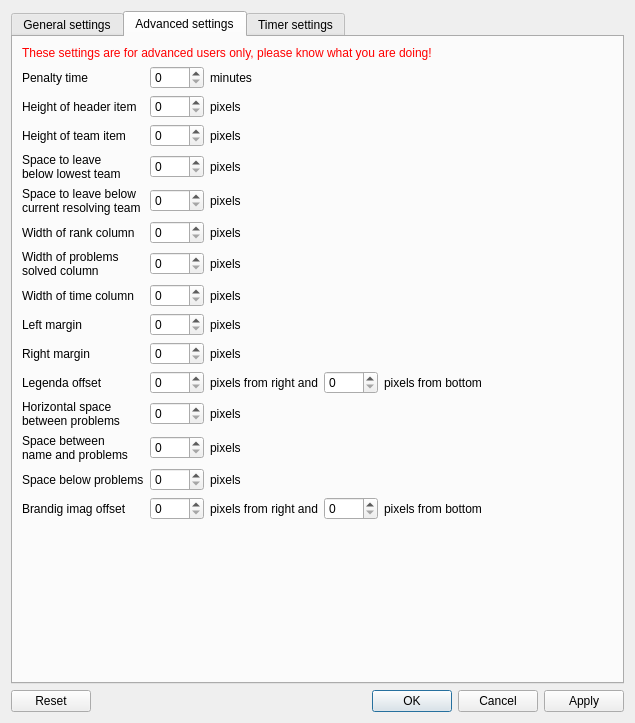
The window that settingsdialog.ui (DOMjudge/DOMjura) describes before a commit, drawn with Qt 5.
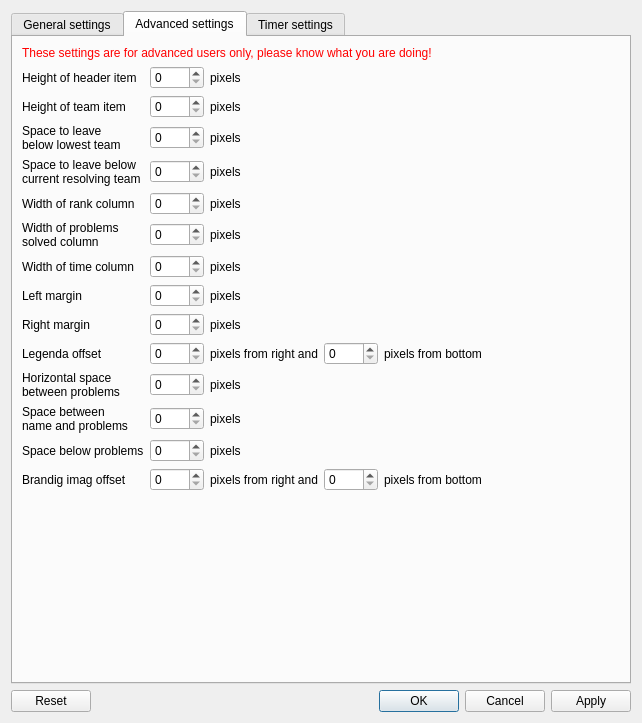
The same window after the commit.

Patch:
```diff
--- a/settingsdialog.ui
+++ b/settingsdialog.ui
@@ -6,7 +6,7 @@
    <rect>
     <x>0</x>
     <y>0</y>
-    <width>635</width>
+    <width>642</width>
     <height>723</height>
    </rect>
   </property>
@@ -290,51 +290,13 @@
         </widget>
        </item>
        <item row="1" column="0">
-        <widget class="QLabel" name="label_9">
-         <property name="text">
-          <string>Penalty time</string>
-         </property>
-        </widget>
-       </item>
-       <item row="1" column="1">
-        <layout class="QHBoxLayout" name="horizontalLayout_7">
-         <item>
-          <widget class="QSpinBox" name="spinBoxPenalty">
-           <property name="maximum">
-            <number>9999</number>
-           </property>
-          </widget>
-         </item>
-         <item>
-          <widget class="QLabel" name="label_10">
-           <property name="text">
-            <string>minutes</string>
-           </property>
-          </widget>
-         </item>
-         <item>
-          <spacer name="horizontalSpacer_5">
-           <property name="orientation">
-            <enum>Qt::Horizontal</enum>
-           </property>
-           <property name="sizeHint" stdset="0">
-            <size>
-             <width>40</width>
-             <height>20</height>
-            </size>
-           </property>
-          </spacer>
-         </item>
-        </layout>
-       </item>
-       <item row="2" column="0">
         <widget class="QLabel" name="label_11">
          <property name="text">
           <string>Height of header item</string>
          </property>
         </widget>
        </item>
-       <item row="2" column="1">
+       <item row="1" column="1">
         <layout class="QHBoxLayout" name="horizontalLayout_8">
          <item>
           <widget class="QSpinBox" name="spinBoxHeaderHeight">
@@ -365,14 +327,14 @@
          </item>
         </layout>
        </item>
-       <item row="3" column="0">
+       <item row="2" column="0">
         <widget class="QLabel" name="label_12">
          <property name="text">
           <string>Height of team item</string>
          </property>
         </widget>
        </item>
-       <item row="3" column="1">
+       <item row="2" column="1">
         <layout class="QHBoxLayout" name="horizontalLayout_9">
          <item>
           <widget class="QSpinBox" name="spinBoxTeamHeight">
@@ -403,7 +365,7 @@
          </item>
         </layout>
        </item>
-       <item row="4" column="0">
+       <item row="3" column="0">
         <widget class="QLabel" name="label_13">
          <property name="text">
           <string>Space to leave
@@ -411,7 +373,7 @@
          </property>
         </widget>
        </item>
-       <item row="4" column="1">
+       <item row="3" column="1">
         <layout class="QHBoxLayout" name="horizontalLayout_10">
          <item>
           <widget class="QSpinBox" name="spinBoxScrollBelowOffset">
@@ -442,7 +404,7 @@
          </item>
         </layout>
        </item>
-       <item row="5" column="0">
+       <item row="4" column="0">
         <widget class="QLabel" name="label_14">
          <property name="text">
           <string>Space to leave below
@@ -450,7 +412,7 @@
          </property>
         </widget>
        </item>
-       <item row="5" column="1">
+       <item row="4" column="1">
         <layout class="QHBoxLayout" name="horizontalLayout_11">
          <item>
           <widget class="QSpinBox" name="spinBoxResovOffset">
@@ -481,14 +443,14 @@
          </item>
         </layout>
        </item>
-       <item row="6" column="0">
+       <item row="5" column="0">
         <widget class="QLabel" name="label">
          <property name="text">
           <string>Width of rank column</string>
          </property>
         </widget>
        </item>
-       <item row="6" column="1">
+       <item row="5" column="1">
         <layout class="QHBoxLayout" name="horizontalLayout_12">
          <item>
           <widget class="QSpinBox" name="spinBoxRankWidth">
@@ -519,7 +481,7 @@
          </item>
         </layout>
        </item>
-       <item row="7" column="0">
+       <item row="6" column="0">
         <widget class="QLabel" name="label_15">
          <property name="text">
           <string>Width of problems
@@ -527,7 +489,7 @@
          </property>
         </widget>
        </item>
-       <item row="7" column="1">
+       <item row="6" column="1">
         <layout class="QHBoxLayout" name="horizontalLayout_13">
          <item>
           <widget class="QSpinBox" name="spinBoxSolvedWidth">
@@ -558,14 +520,14 @@
          </item>
         </layout>
        </item>
-       <item row="8" column="0">
+       <item row="7" column="0">
         <widget class="QLabel" name="label_16">
          <property name="text">
           <string>Width of time column</string>
          </property>
         </widget>
        </item>
-       <item row="8" column="1">
+       <item row="7" column="1">
         <layout class="QHBoxLayout" name="horizontalLayout_14">
          <item>
           <widget class="QSpinBox" name="spinBoxTimeWidth">
@@ -596,14 +558,14 @@
          </item>
         </layout>
        </item>
-       <item row="9" column="0">
+       <item row="8" column="0">
         <widget class="QLabel" name="label_17">
          <property name="text">
           <string>Left margin</string>
          </property>
         </widget>
        </item>
-       <item row="9" column="1">
+       <item row="8" column="1">
         <layout class="QHBoxLayout" name="horizontalLayout_15">
          <item>
           <widget class="QSpinBox" name="spinBoxLeftMargin">
@@ -634,14 +596,14 @@
          </item>
         </layout>
        </item>
-       <item row="10" column="0">
+       <item row="9" column="0">
         <widget class="QLabel" name="label_18">
          <property name="text">
           <string>Right margin</string>
          </property>
         </widget>
        </item>
-       <item row="10" column="1">
+       <item row="9" column="1">
         <layout class="QHBoxLayout" name="horizontalLayout_16">
          <item>
           <widget class="QSpinBox" name="spinBoxRightMargin">
@@ -672,14 +634,14 @@
          </item>
         </layout>
        </item>
-       <item row="11" column="0">
+       <item row="10" column="0">
         <widget class="QLabel" name="label_19">
          <property name="text">
           <string>Legenda offset</string>
          </property>
         </widget>
        </item>
-       <item row="11" column="1">
+       <item row="10" column="1">
         <layout class="QHBoxLayout" name="horizontalLayout_17">
          <item>
           <widget class="QSpinBox" name="spinBoxLegendaRight">
@@ -724,7 +686,7 @@
          </item>
         </layout>
        </item>
-       <item row="12" column="0">
+       <item row="11" column="0">
         <widget class="QLabel" name="label_22">
          <property name="text">
           <string>Horizontal space
@@ -732,7 +694,7 @@
          </property>
         </widget>
        </item>
-       <item row="12" column="1">
+       <item row="11" column="1">
         <layout class="QHBoxLayout" name="horizontalLayout_18">
          <item>
           <widget class="QSpinBox" name="spinBoxProbMargin">
@@ -763,7 +725,7 @@
          </item>
         </layout>
        </item>
-       <item row="13" column="0">
+       <item row="12" column="0">
         <widget class="QLabel" name="label_23">
          <property name="text">
           <string>Space between
@@ -771,7 +733,7 @@
          </property>
         </widget>
        </item>
-       <item row="13" column="1">
+       <item row="12" column="1">
         <layout class="QHBoxLayout" name="horizontalLayout_19">
          <item>
           <widget class="QSpinBox" name="spinBoxNameProbsMargin">
@@ -802,14 +764,14 @@
          </item>
         </layout>
        </item>
-       <item row="14" column="0">
+       <item row="13" column="0">
         <widget class="QLabel" name="label_24">
          <property name="text">
           <string>Space below problems</string>
          </property>
         </widget>
        </item>
-       <item row="14" column="1">
+       <item row="13" column="1">
         <layout class="QHBoxLayout" name="horizontalLayout_20">
          <item>
           <widget class="QSpinBox" name="spinBoxProbsBelowMargin">
@@ -840,14 +802,14 @@
          </item>
         </layout>
        </item>
-       <item row="15" column="0">
+       <item row="14" column="0">
         <widget class="QLabel" name="label_54">
          <property name="text">
           <string>Brandig imag offset</string>
          </property>
         </widget>
        </item>
-       <item row="15" column="1">
+       <item row="14" column="1">
         <layout class="QHBoxLayout" name="horizontalLayout_33">
          <item>
           <widget class="QSpinBox" name="spinBoxBrandingImagX">
@@ -892,7 +854,7 @@
          </item>
         </layout>
        </item>
-       <item row="16" column="0" colspan="2">
+       <item row="15" column="0" colspan="2">
         <spacer name="verticalSpacer_2">
          <property name="orientation">
           <enum>Qt::Vertical</enum>
```
Left out of the diff: 1 changed line with no effect on the pictures.
